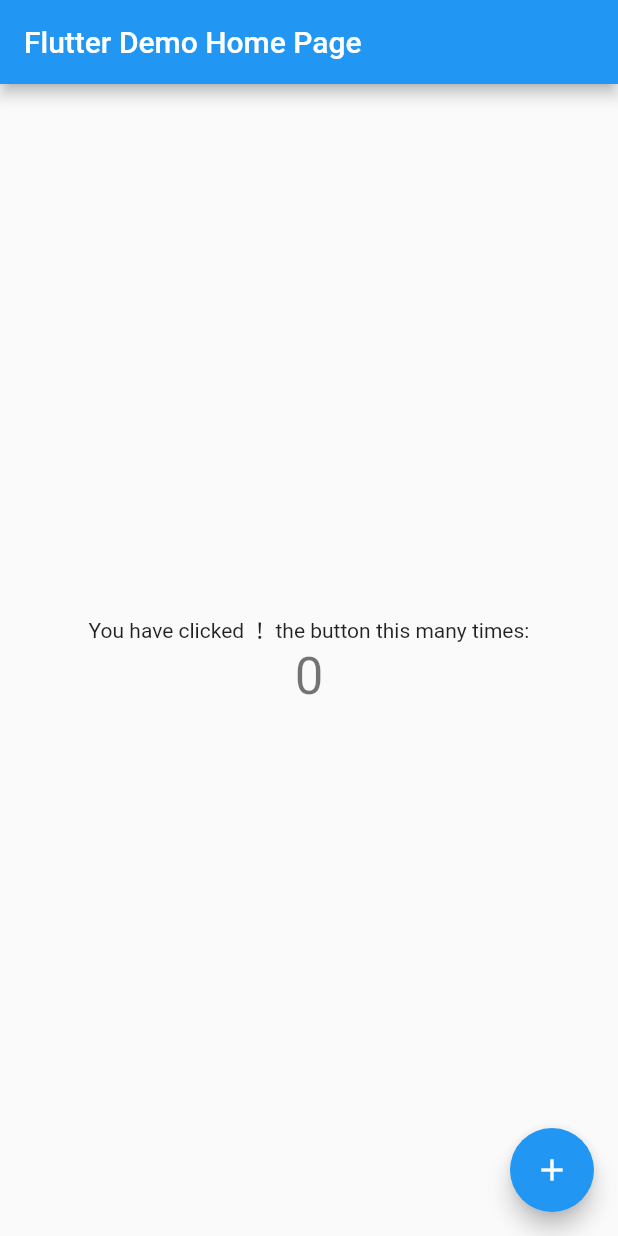
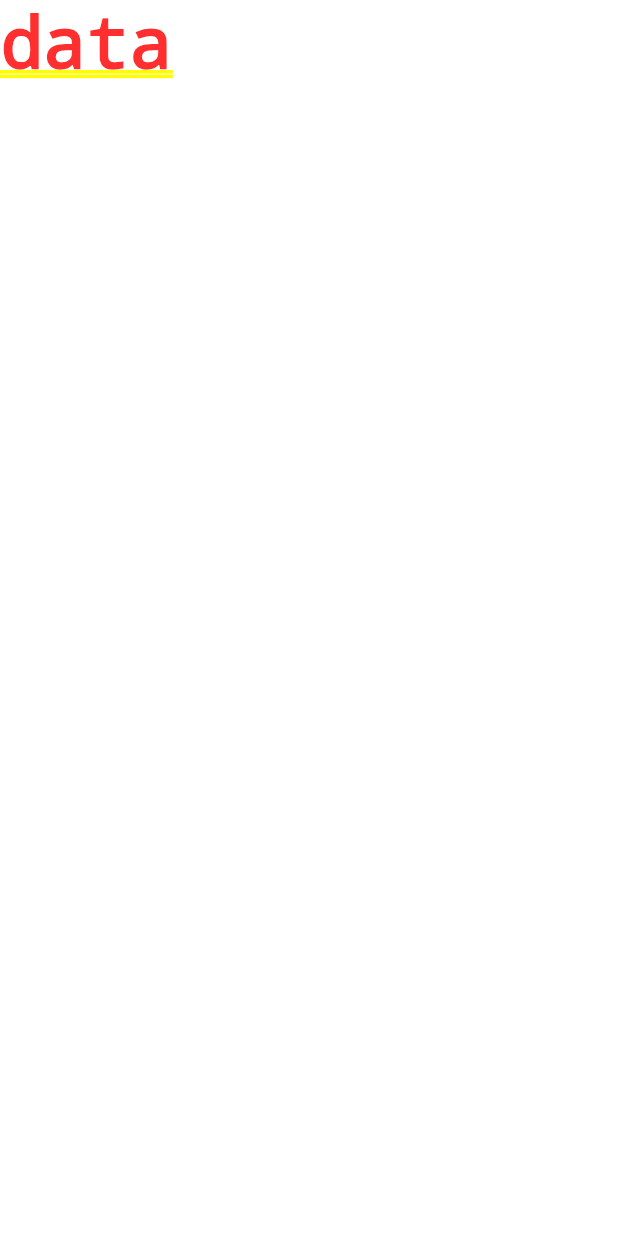
Before and after one commit to hoi-lau/ihot, a Flutter app: the screen it shows after launch, on a phone screen of 412 x 824 dp. Run offline on Flutter 3.47's test engine with Material 2 defaults, Android fonts, the phone set to English and light mode, and no system bars.

Commit message:
feat: folder

```diff
--- a/lib/main.dart
+++ b/lib/main.dart
@@ -1,4 +1,6 @@
 import 'package:flutter/material.dart';
+
+import 'modules/App.dart';
 
 void main() {
   runApp(const MyApp());
@@ -11,7 +13,7 @@ class MyApp extends StatelessWidget {
   @override
   Widget build(BuildContext context) {
     return MaterialApp(
-      title: 'Flutter Demo',
+      title: 'faire',
       theme: ThemeData(
         // This is the theme of your application.
         //
@@ -24,92 +26,7 @@ class MyApp extends StatelessWidget {
         // is not restarted.
         primarySwatch: Colors.blue,
       ),
-      home: const MyHomePage(title: 'Flutter Demo Home Page'),
+      home: const App(),
     );
   }
 }
-
-class MyHomePage extends StatefulWidget {
-  const MyHomePage({Key? key, required this.title}) : super(key: key);
-
-  // This widget is the home page of your application. It is stateful, meaning
-  // that it has a State object (defined below) that contains fields that affect
-  // how it looks.
-
-  // This class is the configuration for the state. It holds the values (in this
-  // case the title) provided by the parent (in this case the App widget) and
-  // used by the build method of the State. Fields in a Widget subclass are
-  // always marked "final".
-
-  final String title;
-
-  @override
-  State<MyHomePage> createState() => _MyHomePageState();
-}
-
-class _MyHomePageState extends State<MyHomePage> {
-  int _counter = 0;
-
-  void _incrementCounter() {
-    setState(() {
-      // This call to setState tells the Flutter framework that something has
-      // changed in this State, which causes it to rerun the build method below
-      // so that the display can reflect the updated values. If we changed
-      // _counter without calling setState(), then the build method would not be
-      // called again, and so nothing would appear to happen.
-      _counter++;
-    });
-  }
-
-  @override
-  Widget build(BuildContext context) {
-    // This method is rerun every time setState is called, for instance as done
-    // by the _incrementCounter method above.
-    //
-    // The Flutter framework has been optimized to make rerunning build methods
-    // fast, so that you can just rebuild anything that needs updating rather
-    // than having to individually change instances of widgets.
-    return Scaffold(
-      appBar: AppBar(
-        // Here we take the value from the MyHomePage object that was created by
-        // the App.build method, and use it to set our appbar title.
-        title: Text(widget.title),
-      ),
-      body: Center(
-        // Center is a layout widget. It takes a single child and positions it
-        // in the middle of the parent.
-        child: Column(
-          // Column is also a layout widget. It takes a list of children and
-          // arranges them vertically. By default, it sizes itself to fit its
-          // children horizontally, and tries to be as tall as its parent.
-          //
-          // Invoke "debug painting" (press "p" in the console, choose the
-          // "Toggle Debug Paint" action from the Flutter Inspector in Android
-          // Studio, or the "Toggle Debug Paint" command in Visual Studio Code)
-          // to see the wireframe for each widget.
-          //
-          // Column has various properties to control how it sizes itself and
-          // how it positions its children. Here we use mainAxisAlignment to
-          // center the children vertically; the main axis here is the vertical
-          // axis because Columns are vertical (the cross axis would be
-          // horizontal).
-          mainAxisAlignment: MainAxisAlignment.center,
-          children: <Widget>[
-            const Text(
-              'You have clicked ！ the button this many times:',
-            ),
-            Text(
-              '$_counter',
-              style: Theme.of(context).textTheme.headline4,
-            ),
-          ],
-        ),
-      ),
-      floatingActionButton: FloatingActionButton(
-        onPressed: _incrementCounter,
-        tooltip: 'Increment',
-        child: const Icon(Icons.add),
-      ), // This trailing comma makes auto-formatting nicer for build methods.
-    );
-  }
-}
--- /dev/null
+++ b/lib/modules/App.dart
@@ -0,0 +1,10 @@
+import 'package:flutter/material.dart';
+
+class App extends StatelessWidget {
+  const App({Key? key}) : super(key: key);
+
+  @override
+  Widget build(BuildContext context) {
+    return const SelectableText('data');
+  }
+}
```
Also changed, not shown: lib/components/layout/index.dart (added), lib/config/index.dart (added), lib/data/index.dart (added), lib/fetch/index.dart (added), lib/routes/index.dart (added), lib/utils/index.dart (added).
